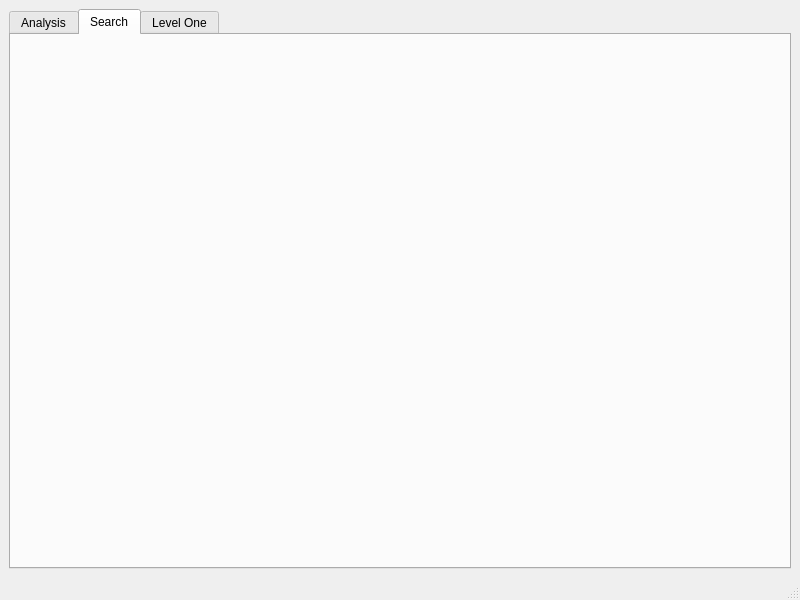
Above: XML-EDITOR/leveltwo.ui from Ahmed-Tarek-Mahmoud/CSE331-DSA-Project before the change. Below: the same form after it.
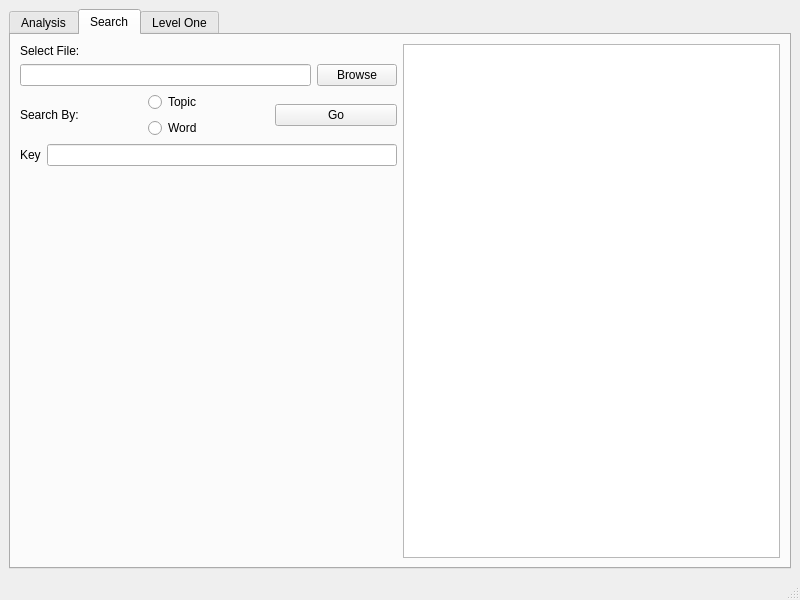
That is the form after the change. The open tabs and pages were chosen to show the change.

Commit message: Added search feature in GUI

Diff of the .ui file:
```diff
--- a/XML-EDITOR/leveltwo.ui
+++ b/XML-EDITOR/leveltwo.ui
@@ -141,6 +141,113 @@
        <attribute name="title">
         <string>Search</string>
        </attribute>
+       <layout class="QGridLayout" name="gridLayout_3">
+        <item row="0" column="0">
+         <layout class="QHBoxLayout" name="horizontalLayout_6">
+          <item>
+           <layout class="QVBoxLayout" name="verticalLayout_3">
+            <item>
+             <layout class="QVBoxLayout" name="verticalLayout_2">
+              <item>
+               <widget class="QLabel" name="label_4">
+                <property name="sizePolicy">
+                 <sizepolicy hsizetype="Minimum" vsizetype="Minimum">
+                  <horstretch>0</horstretch>
+                  <verstretch>0</verstretch>
+                 </sizepolicy>
+                </property>
+                <property name="text">
+                 <string>Select File:</string>
+                </property>
+               </widget>
+              </item>
+              <item>
+               <layout class="QHBoxLayout" name="horizontalLayout_4">
+                <item>
+                 <widget class="QLineEdit" name="filePath_Search"/>
+                </item>
+                <item>
+                 <widget class="QPushButton" name="BrowseSearchBtn">
+                  <property name="text">
+                   <string>Browse</string>
+                  </property>
+                 </widget>
+                </item>
+               </layout>
+              </item>
+             </layout>
+            </item>
+            <item>
+             <layout class="QHBoxLayout" name="horizontalLayout_5">
+              <item>
+               <widget class="QLabel" name="label_3">
+                <property name="text">
+                 <string>Search By:</string>
+                </property>
+               </widget>
+              </item>
+              <item>
+               <layout class="QVBoxLayout" name="verticalLayout">
+                <item>
+                 <widget class="QRadioButton" name="topicRadioBtn">
+                  <property name="text">
+                   <string>Topic</string>
+                  </property>
+                 </widget>
+                </item>
+                <item>
+                 <widget class="QRadioButton" name="wordRadioBtn">
+                  <property name="text">
+                   <string>Word</string>
+                  </property>
+                 </widget>
+                </item>
+               </layout>
+              </item>
+              <item>
+               <widget class="QPushButton" name="goSearchBtn">
+                <property name="text">
+                 <string>Go</string>
+                </property>
+               </widget>
+              </item>
+             </layout>
+            </item>
+            <item>
+             <layout class="QHBoxLayout" name="horizontalLayout_8">
+              <item>
+               <widget class="QLabel" name="label_5">
+                <property name="text">
+                 <string>Key</string>
+                </property>
+               </widget>
+              </item>
+              <item>
+               <widget class="QLineEdit" name="keyValue"/>
+              </item>
+             </layout>
+            </item>
+            <item>
+             <spacer name="verticalSpacer">
+              <property name="orientation">
+               <enum>Qt::Orientation::Vertical</enum>
+              </property>
+              <property name="sizeHint" stdset="0">
+               <size>
+                <width>20</width>
+                <height>40</height>
+               </size>
+              </property>
+             </spacer>
+            </item>
+           </layout>
+          </item>
+          <item>
+           <widget class="QTextEdit" name="searchResult"/>
+          </item>
+         </layout>
+        </item>
+       </layout>
       </widget>
       <widget class="QWidget" name="tab">
        <attribute name="title">
```
Left out of the diff: 4 changed lines with no effect on the pictures. The commit also changes 5 other files.
